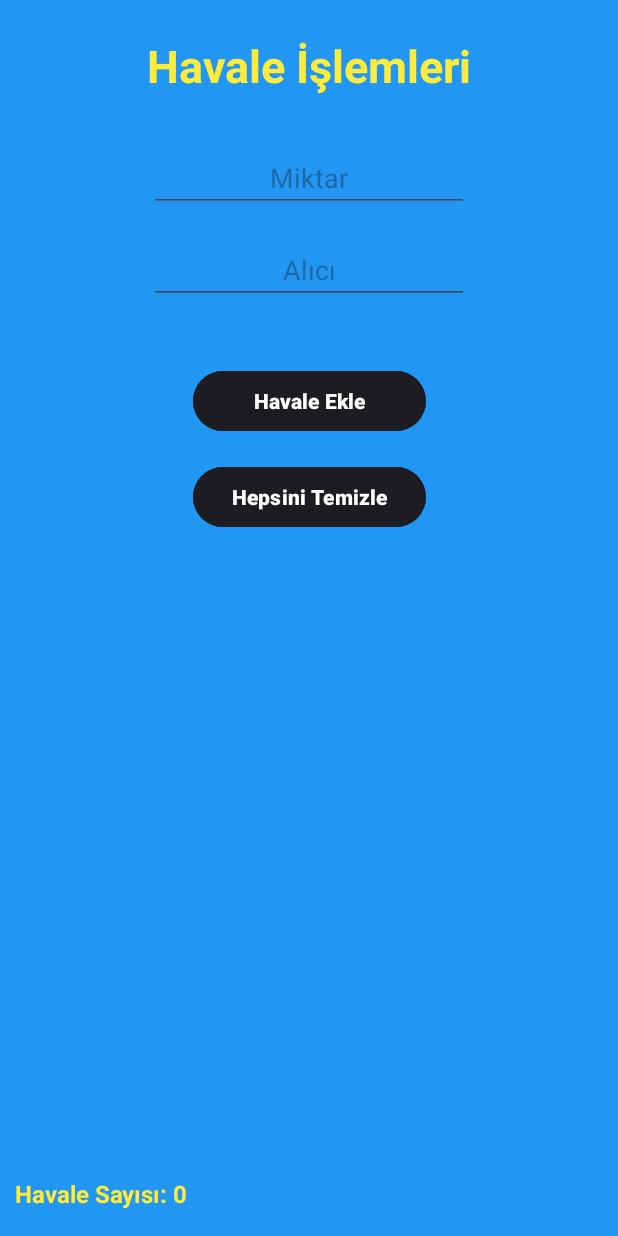
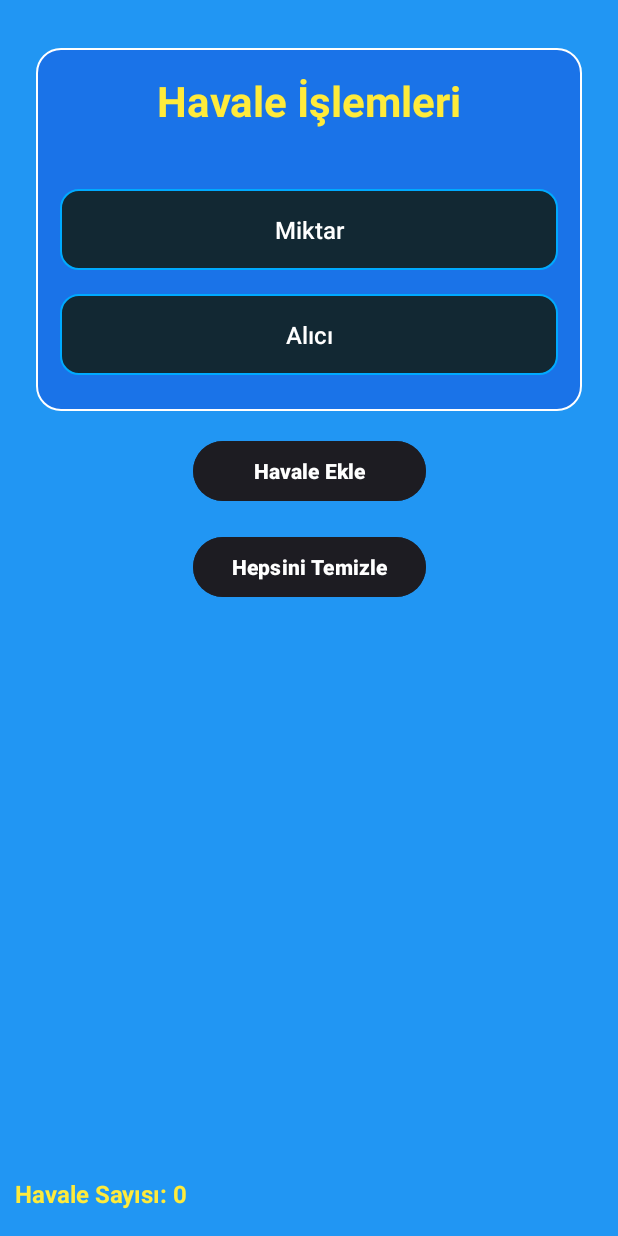
Before and after one commit to menasy/HesKit-MobilApp, an Android app: the screen it shows after launch (MainActivity), after a tap on "Havale", on a phone screen of 412 x 824 dp. Run offline under Robolectric (Android 15) with nearby library versions, the phone set to English and light mode, and no system bars.

Commit message:
oriantasyo eklendi

```diff
--- a/app/src/main/AndroidManifest.xml
+++ b/app/src/main/AndroidManifest.xml
@@ -14,8 +14,8 @@
         android:theme="@style/Theme.HesKit"
         tools:targetApi="31">
         <activity
-
             android:name=".MainActivity"
+            android:screenOrientation="portrait"
             android:exported="true">
             <intent-filter>
                 <action android:name="android.intent.action.MAIN" />
--- a/app/src/main/res/layout/fragment_havale.xml
+++ b/app/src/main/res/layout/fragment_havale.xml
@@ -63,52 +63,63 @@
 
     <LinearLayout
         android:id="@+id/linearLayout11"
-        android:layout_width="410dp"
-        android:layout_height="210dp"
-        android:layout_marginTop="7dp"
-        android:layout_marginBottom="10dp"
+        android:layout_width="0dp"
+        android:layout_height="wrap_content"
+        android:layout_marginStart="24dp"
+        android:layout_marginTop="32dp"
+        android:layout_marginEnd="24dp"
+        android:background="@drawable/bg_stats_card"
         android:orientation="vertical"
+        android:padding="16dp"
         app:layout_constraintBottom_toTopOf="@+id/linearLayout4"
         app:layout_constraintEnd_toEndOf="parent"
         app:layout_constraintStart_toStartOf="parent"
         app:layout_constraintTop_toTopOf="parent">
 
+        <!-- Başlık -->
         <TextView
             android:id="@+id/transferTitleTextView"
-            android:layout_width="wrap_content"
+            android:layout_width="match_parent"
             android:layout_height="wrap_content"
-            android:layout_gravity="center"
-            android:layout_marginTop="16dp"
+            android:layout_marginBottom="32dp"
             android:text="Havale İşlemleri"
             android:textAlignment="center"
             android:textColor="#FFEB3B"
-            android:textSize="30sp"
+            android:textSize="28sp"
             android:textStyle="bold" />
 
+        <!-- Miktar Input -->
         <EditText
             android:id="@+id/TransferAmountTxt"
-            android:layout_width="wrap_content"
+            android:layout_width="match_parent"
             android:layout_height="wrap_content"
-            android:layout_gravity="center"
-            android:layout_marginTop="32dp"
-            android:ems="10"
+            android:layout_marginVertical="8dp"
+            android:background="@drawable/bg_stat_item"
+            android:fontFamily="sans-serif-medium"
             android:hint="Miktar"
-            android:inputType="numberSigned"
-            android:textAlignment="center" />
+            android:inputType="numberDecimal"
+            android:padding="16dp"
+            android:textAlignment="center"
+            android:textColor="@color/white"
+            android:textColorHint="@color/white"
+            android:textSize="16sp" />
 
+        <!-- Alıcı Input -->
         <EditText
             android:id="@+id/sentPersonTxt"
-            android:layout_width="wrap_content"
+            android:layout_width="match_parent"
             android:layout_height="wrap_content"
-            android:layout_gravity="center"
-            android:layout_marginTop="16dp"
-            android:ems="10"
+            android:layout_marginVertical="8dp"
+            android:background="@drawable/bg_stat_item"
+            android:fontFamily="sans-serif-medium"
             android:hint="Alıcı"
             android:inputType="text"
-            android:textAlignment="center" />
-
+            android:padding="16dp"
+            android:textAlignment="center"
+            android:textColor="@color/white"
+            android:textColorHint="@color/white"
+            android:textSize="16sp" />
     </LinearLayout>
-
     <TextView
         android:id="@+id/transferCountTxt"
         android:layout_width="0dp"
```
Also changed, not shown: 4 other files.
